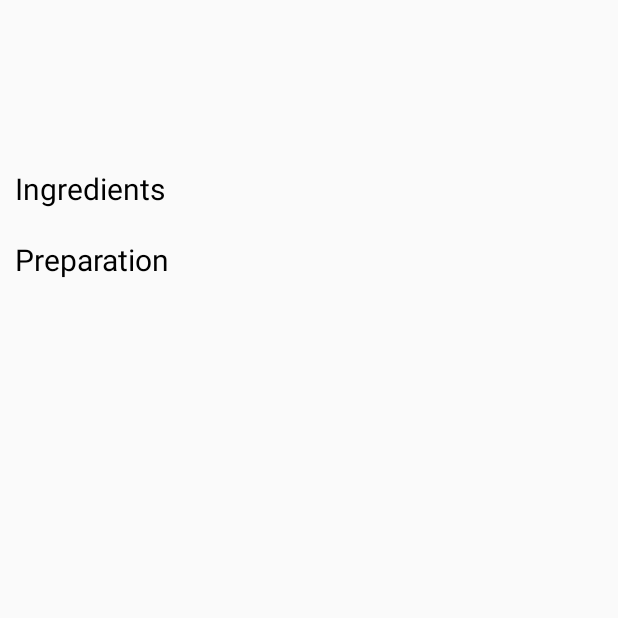
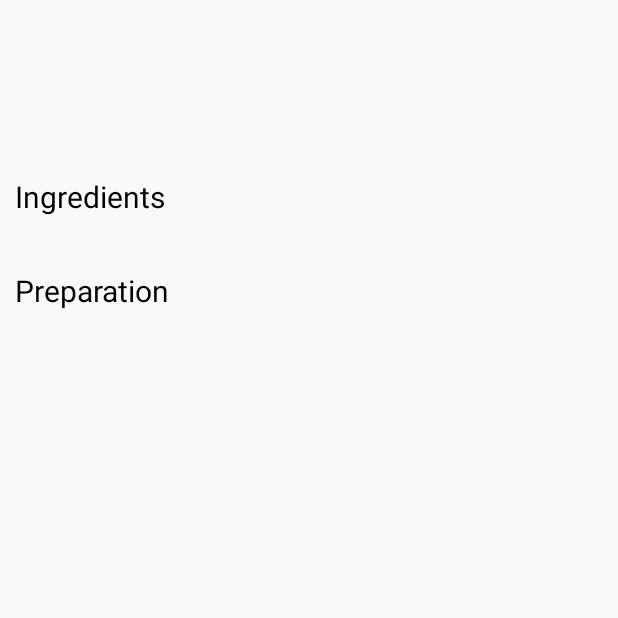
Before and after one commit to cbrpsj/InspiredFood, an Android app: the RecipeActivity screen opened directly, with no data from a screen before it, on a phone screen of 412 x 824 dp, the top half of it. Run offline under Robolectric (Android 15) with nearby library versions, the phone set to English and light mode, and no system bars; 2 statements that could not run were skipped.

Commit message:
Layout for activityList and activity updated

```diff
--- /dev/null
+++ b/app/src/main/res/drawable/cell.xml
@@ -0,0 +1,9 @@
+<?xml version="1.0" encoding="utf-8"?>
+
+<shape
+    xmlns:android="http://schemas.android.com/apk/res/android"
+    android:shape= "rectangle">
+
+    <solid android:color="#ffffff"/>
+    <stroke android:width="1dp" android:color="#999999"/>
+</shape>
--- a/app/src/main/res/layout/activity_recipe.xml
+++ b/app/src/main/res/layout/activity_recipe.xml
@@ -15,59 +15,57 @@
         android:paddingTop="20dp"
         android:layout_gravity="center"
         android:textColor="#000000"
-        android:textSize="30dp"/>
+        android:textSize="30sp"/>
 
     <TextView
         android:id="@+id/recipe_info"
         android:layout_width="wrap_content"
         android:layout_height="wrap_content"
-        android:paddingTop="10dp"
+        android:paddingTop="5dp"
         android:layout_gravity="center"
         android:textColor="#707070"
-        android:textSize="15dp"
+        android:textSize="15sp"
         android:textStyle="italic"/>
 
     <TextView
         android:id="@+id/recipe_ingredients_headline"
         android:layout_width="wrap_content"
         android:layout_height="wrap_content"
-        android:paddingTop="20dp"
+        android:paddingTop="30dp"
         android:paddingLeft="10dp"
         android:paddingRight="10dp"
         android:textColor="#000000"
-        android:textSize="20dp"
+        android:textSize="20sp"
         android:text="@string/ingredients"/>
 
     <TableLayout
         android:id="@+id/ingredients_table"
         android:layout_width="match_parent"
         android:layout_height="wrap_content"
-        android:paddingLeft="10dp"
-        android:paddingRight="10dp">
-        <!--android:stretchColumns="*"-->
-        <!--android:shrinkColumns="*"-->
-
+        android:paddingTop="5dp"
+        android:paddingStart="10dp"
+        android:paddingEnd="10sp">
     </TableLayout>
 
     <TextView
         android:id="@+id/recipe_instructions_headline"
         android:layout_width="wrap_content"
         android:layout_height="wrap_content"
-        android:paddingTop="20dp"
+        android:paddingTop="30dp"
         android:paddingLeft="10dp"
         android:paddingRight="10dp"
         android:textColor="#000000"
-        android:textSize="20dp"
+        android:textSize="20sp"
         android:text="@string/preparation"/>
 
     <TextView
         android:id="@+id/recipe_preparation"
         android:layout_width="wrap_content"
         android:layout_height="wrap_content"
-        android:paddingTop="10dp"
-        android:paddingLeft="10dp"
-        android:paddingRight="10dp"
+        android:paddingTop="5dp"
+        android:paddingStart="10dp"
+        android:paddingEnd="10dp"
         android:textColor="#707070"
-        android:textSize="15dp"/>
+        android:textSize="17sp"/>
 
 </LinearLayout>
--- a/app/src/main/res/layout/item_recipe.xml
+++ b/app/src/main/res/layout/item_recipe.xml
@@ -12,9 +12,9 @@
         android:id="@+id/text_recipe_main"
         android:layout_width="match_parent"
         android:layout_height="wrap_content"
-        android:paddingTop="20dp"
-        android:paddingBottom="20dp"
+        android:paddingTop="10dp"
+        android:paddingBottom="10dp"
         android:textColor="#707070"
-        android:textSize="20dp"/>
+        android:textSize="20sp"/>
 
 </LinearLayout>
```
Also changed, not shown: app/src/main/java/pc/inspiredfood/RecipeActivity.kt (+31 -12 lines), app/src/main/res/drawable/button_border.xml (added, +12 -0 lines), app/src/main/res/layout/activity_recipe_list.xml (+19 -12 lines).
